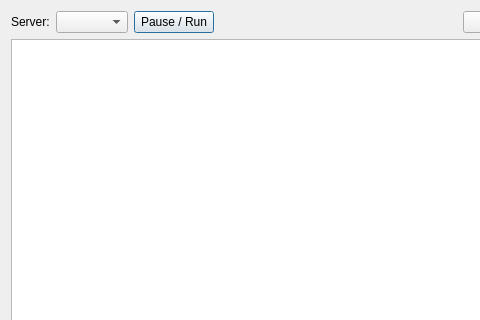
The window that omodsim/dialogs/dialograwdatalog.ui (sanny32/OpenModSim) describes before a commit, drawn with Qt 5; both pictures show x 0 to 480 and y 0 to 320 of the 640 by 480 pixel window.
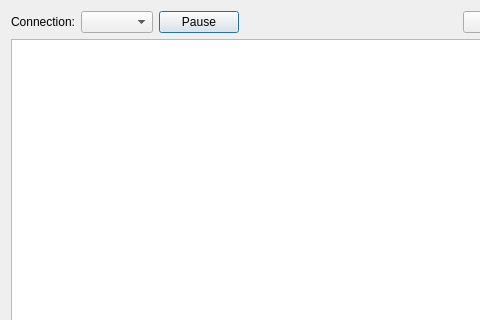
The same window after the commit.

Commit message: Developing dialog to view raw data log

Diff of the .ui file:
```diff
--- a/omodsim/dialogs/dialograwdatalog.ui
+++ b/omodsim/dialogs/dialograwdatalog.ui
@@ -19,7 +19,7 @@
      <item>
       <widget class="QLabel" name="label">
        <property name="text">
-        <string>Server:</string>
+        <string>Connection:</string>
        </property>
       </widget>
      </item>
@@ -29,7 +29,7 @@
      <item>
       <widget class="QPushButton" name="pushButtonPause">
        <property name="text">
-        <string>Pause / Run</string>
+        <string>Pause</string>
        </property>
       </widget>
      </item>
```
Left out of the diff: 6 changed lines with no effect on the pictures. The commit also changes 2 other files.
